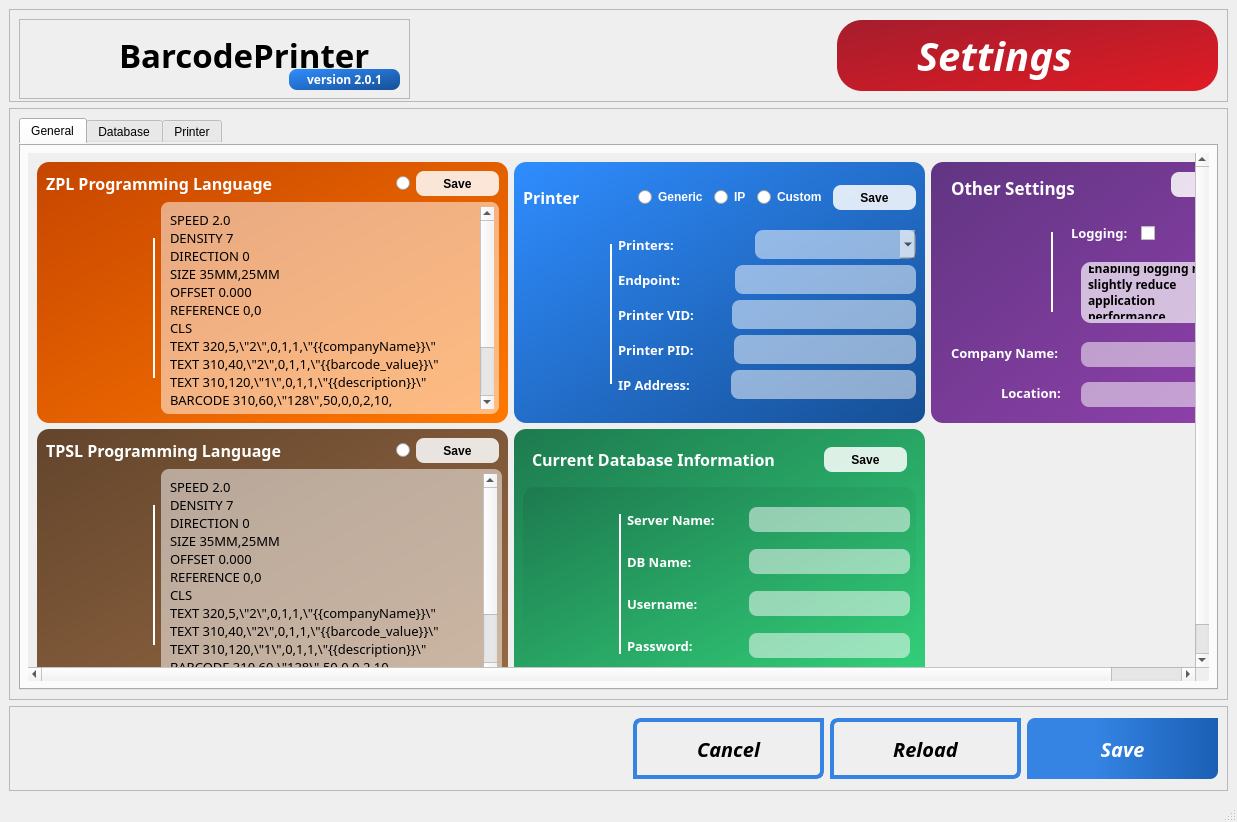
Before: the Qt Designer form ui/settings3.ui in PersonX-46/BarcodePrinter, drawn with Qt 5.
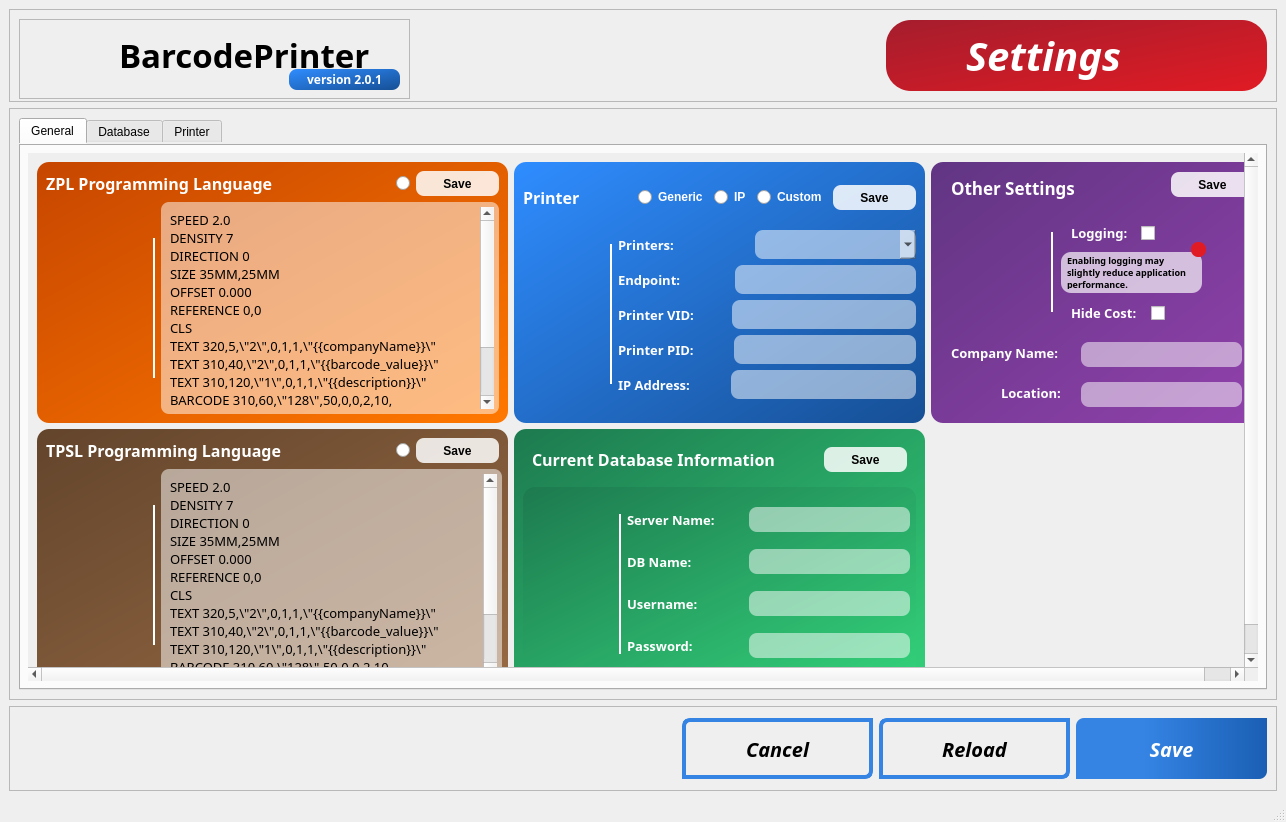
After: the same form once the commit is applied. Icons and pictures are not drawn.

Commit message: add hidecost function to hide unit cost if needed

Diff of the .ui file:
```diff
--- a/ui/settings3.ui
+++ b/ui/settings3.ui
@@ -6,7 +6,7 @@
    <rect>
     <x>0</x>
     <y>0</y>
-    <width>1237</width>
+    <width>1286</width>
     <height>822</height>
    </rect>
   </property>
@@ -288,7 +288,7 @@
               <property name="geometry">
                <rect>
                 <x>0</x>
-                <y>-57</y>
+                <y>0</y>
                 <width>1245</width>
                 <height>548</height>
                </rect>
@@ -574,15 +574,16 @@
                    <widget class="QLabel" name="label">
                     <property name="geometry">
                      <rect>
-                      <x>150</x>
-                      <y>100</y>
-                      <width>151</width>
-                      <height>61</height>
+                      <x>130</x>
+                      <y>90</y>
+                      <width>141</width>
+                      <height>41</height>
                      </rect>
                     </property>
                     <property name="font">
                      <font>
                       <family>Sans Serif</family>
+                      <pointsize>7</pointsize>
                       <weight>75</weight>
                       <bold>true</bold>
                      </font>
@@ -607,11 +608,21 @@
                      <bool>true</bool>
                     </property>
                    </widget>
+                   <widget class="QCheckBox" name="cb_logging">
+                    <property name="geometry">
+                     <rect>
+                      <x>210</x>
+                      <y>60</y>
+                      <width>16</width>
+                      <height>23</height>
+                     </rect>
+                    </property>
+                   </widget>
                    <widget class="QFrame" name="frame_9">
                     <property name="geometry">
                      <rect>
-                      <x>290</x>
-                      <y>100</y>
+                      <x>260</x>
+                      <y>80</y>
                       <width>15</width>
                       <height>15</height>
                      </rect>
@@ -630,11 +641,45 @@
                      <enum>QFrame::Raised</enum>
                     </property>
                    </widget>
-                   <widget class="QCheckBox" name="cb_logging">
+                   <widget class="QLabel" name="label_26">
                     <property name="geometry">
                      <rect>
-                      <x>210</x>
-                      <y>60</y>
+                      <x>140</x>
+                      <y>140</y>
+                      <width>81</width>
+                      <height>21</height>
+                     </rect>
+                    </property>
+                    <property name="font">
+                     <font>
+                      <family>Sans Serif</family>
+                      <pointsize>10</pointsize>
+                      <weight>75</weight>
+                      <italic>false</italic>
+                      <bold>true</bold>
+                      <strikeout>false</strikeout>
+                      <kerning>true</kerning>
+                     </font>
+                    </property>
+                    <property name="styleSheet">
+                     <string notr="true">QLabel {
+	text-align: center;
+	background: transparent;
+	color: white;
+}</string>
+                    </property>
+                    <property name="text">
+                     <string>Hide Cost:</string>
+                    </property>
+                    <property name="textFormat">
+                     <enum>Qt::PlainText</enum>
+                    </property>
+                   </widget>
+                   <widget class="QCheckBox" name="cb_hideCost">
+                    <property name="geometry">
+                     <rect>
+                      <x>220</x>
+                      <y>140</y>
                       <width>16</width>
                       <height>23</height>
                      </rect>
@@ -2858,7 +2903,7 @@
                <rect>
                 <x>0</x>
                 <y>0</y>
-                <width>1181</width>
+                <width>1230</width>
                 <height>505</height>
                </rect>
               </property>
@@ -3276,7 +3321,7 @@
     <rect>
      <x>0</x>
      <y>0</y>
-     <width>1237</width>
+     <width>1286</width>
      <height>22</height>
     </rect>
    </property>
```
The commit also changes 7 other files.
